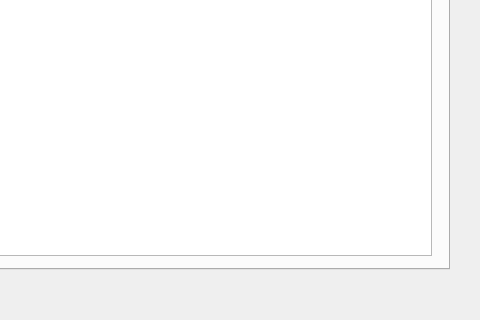
Old version of the form Project2/admin_member_database.ui in the repository tdragon00/CS1C_Project_2; both pictures show x 770 to 1250 and y 330 to 650 of the 1250 by 650 pixel window.
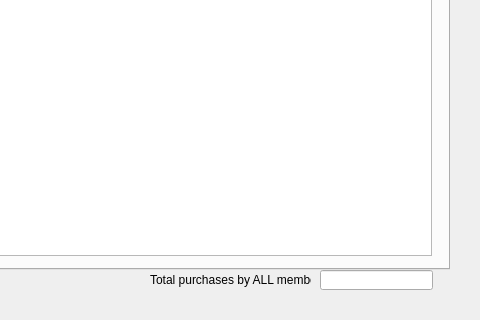
New version of the form.

Commit message: Added total member purchases for the members tab

What changed in the file:
```diff
--- a/Project2/admin_member_database.ui
+++ b/Project2/admin_member_database.ui
@@ -513,6 +513,29 @@
     </item>
    </layout>
   </widget>
+  <widget class="QLineEdit" name="TotalPurchaseBox">
+   <property name="geometry">
+    <rect>
+     <x>1090</x>
+     <y>600</y>
+     <width>113</width>
+     <height>20</height>
+    </rect>
+   </property>
+  </widget>
+  <widget class="QLabel" name="Totalpurchaselabel">
+   <property name="geometry">
+    <rect>
+     <x>920</x>
+     <y>600</y>
+     <width>161</width>
+     <height>20</height>
+    </rect>
+   </property>
+   <property name="text">
+    <string>Total purchases by ALL members</string>
+   </property>
+  </widget>
   <zorder>layoutWidget</zorder>
   <zorder>label_5</zorder>
   <zorder>tabWidget</zorder>
```
Left out of the diff: 2 changed lines with no effect on the pictures. The commit also changes 3 other files.
